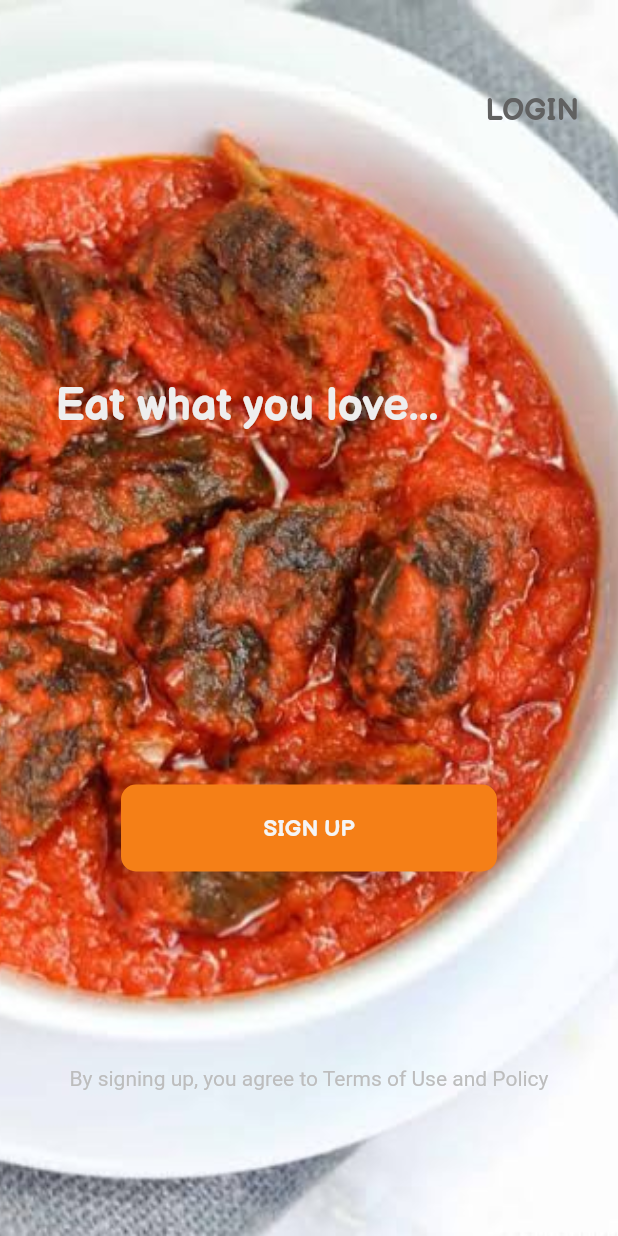
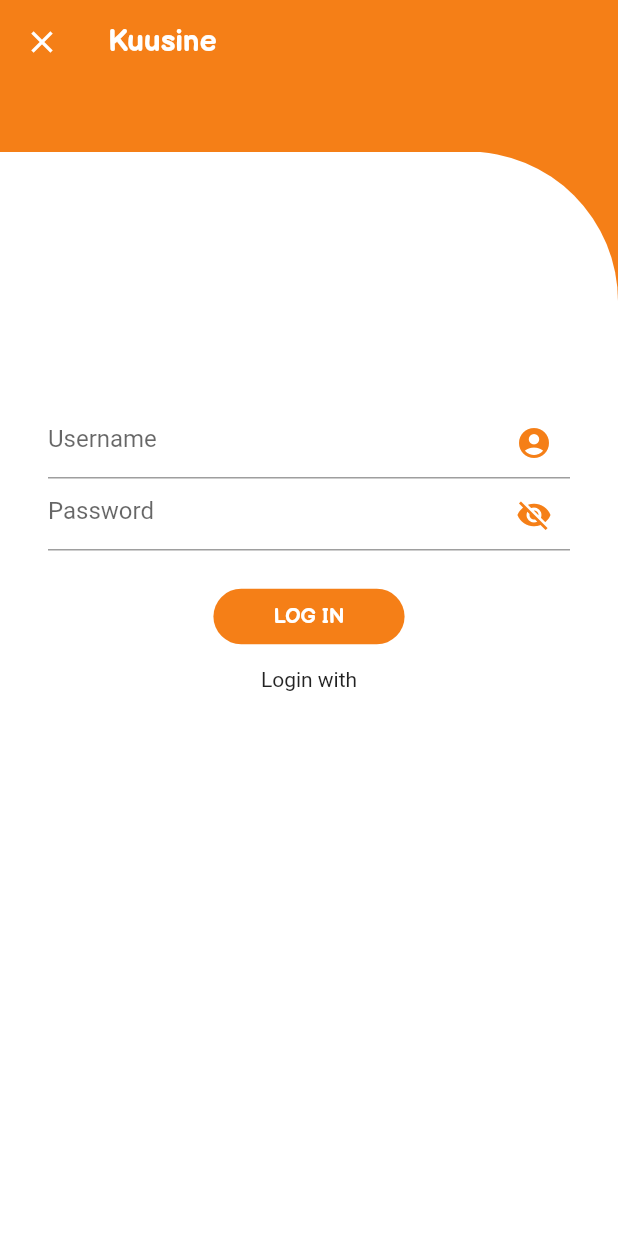
Before and after one commit to Princeigwe/flutter-restaurant-ui, a Flutter app: the SignUpWelcome screen opened directly, after a tap on "LOGIN", on a phone screen of 412 x 824 dp. Run offline on Flutter 3.47's test engine with Material 2 defaults, Android fonts, the phone set to English and light mode, and no system bars.

Commit message:
made changes to sign up and login pages

```diff
--- /dev/null
+++ b/lib/pages/login.dart
@@ -0,0 +1,134 @@
+import 'package:flutter/material.dart';
+
+class Login extends StatefulWidget {
+  @override
+  _LoginState createState() => _LoginState();
+}
+
+class _LoginState extends State<Login> {
+  final _formkey = GlobalKey<FormState>();
+
+  String _validateusername(String value) {
+    return value.isEmpty ? 'Username Required' : null;
+  }
+
+  String _validatepassword(String value) {
+    return value.isEmpty ? 'Password Required' : null;
+  }
+
+  void _submitOrder() {
+    if (_formkey.currentState.validate()) {
+      _formkey.currentState.save();
+      // _loginpage(context: context, fullScreenDialog: true);
+    }
+  }
+
+  bool _obscureText = true;
+
+  void _toggle() {
+    setState(() {
+      _obscureText = !_obscureText;
+    });
+  }
+
+  @override
+  Widget build(BuildContext context) {
+    return Scaffold(
+        appBar: AppBar(
+          backgroundColor: Colors.yellow.shade900,
+          iconTheme: IconThemeData(color: Colors.white),
+          title: Text(
+            'Kuusine',
+            style: TextStyle(color: Colors.white, fontFamily: 'BalsamiqSans'),
+          ),
+          elevation: 0.0,
+        ),
+        body: SafeArea(
+            child: Container(
+          decoration: BoxDecoration(color: Colors.yellow.shade900),
+          padding: EdgeInsets.fromLTRB(0.0, 45.0, 0.0, 0.0),
+          child: ListView(
+            children: [
+              Container(
+                height: MediaQuery.of(context).size.height,
+                //width: MediaQuery.of(context).size.width,
+                padding: EdgeInsets.fromLTRB(20.0, 150.0, 20.0, 0.0),
+                decoration: BoxDecoration(
+                    color: Colors.white,
+                    borderRadius: BorderRadius.only(
+                      topLeft: Radius.circular(0.0),
+                      topRight: Radius.circular(100.0),
+                    )),
+                child: Column(
+                  crossAxisAlignment: CrossAxisAlignment.center,
+                  children: [
+                    Padding(
+                      padding: EdgeInsets.all(10.0),
+                      child: Form(
+                          key: _formkey,
+                          child: Padding(
+                            padding: EdgeInsets.fromLTRB(2.0, 10.0, 2.0, 0.0),
+                            child: Column(
+                              children: [
+                                TextFormField(
+                                  //autofocus: true,
+                                  decoration: InputDecoration(
+                                      hintText: 'Username',
+                                      suffixIcon: Icon(
+                                        Icons.account_circle_sharp,
+                                        color: Colors.yellow.shade900,
+                                      )),
+                                  validator: (value) =>
+                                      _validateusername(value),
+                                  onSaved: (value) =>
+                                      Loginpass().username = value,
+                                ),
+                                TextFormField(
+                                  //autofocus: true,
+                                  obscureText: _obscureText,
+                                  decoration: InputDecoration(
+                                      hintText: 'Password',
+                                      suffixIcon: Icon(
+                                        Icons.visibility_off,
+                                        color: Colors.yellow.shade900,
+                                      )),
+                                  validator: (value) =>
+                                      _validatepassword(value),
+                                  onSaved: (value) =>
+                                      Loginpass().password = value,
+                                ),
+                                Padding(padding: EdgeInsets.all(10.0)),
+                                FlatButton(
+                                    shape: RoundedRectangleBorder(
+                                        borderRadius:
+                                            BorderRadius.circular(20.0)),
+                                    color: Colors.yellow.shade900,
+                                    onPressed: () => _submitOrder(),
+                                    padding: EdgeInsets.fromLTRB(
+                                        40.0, 10.0, 40.0, 10.0),
+                                    child: Text(
+                                      'LOG IN',
+                                      style: TextStyle(
+                                          color: Colors.white,
+                                          fontWeight: FontWeight.bold,
+                                          fontFamily: 'BalsamiqSans'),
+                                    ))
+                              ],
+                            ),
+                          )),
+                    ),
+                    Text('Login with'),
+                    Padding(padding: EdgeInsets.all(32.0)),
+                  ],
+                ),
+              ),
+            ],
+          ),
+        )));
+  }
+}
+
+class Loginpass {
+  String username;
+  String password;
+}
--- a/lib/pages/signup.dart
+++ b/lib/pages/signup.dart
@@ -1,4 +1,5 @@
 import 'package:flutter/material.dart';
+import 'package:rstaurant_ui_app/pages/login.dart';
 
 class SignUp extends StatefulWidget {
   @override
@@ -6,6 +7,13 @@
 }
 
 class _SignUpState extends State<SignUp> {
+  void _loginpage({BuildContext context, bool fullScreenDialog = false}) {
+    Navigator.push(
+        context,
+        MaterialPageRoute(
+            fullscreenDialog: fullScreenDialog, builder: (context) => Login()));
+  }
+
   final _formKey = GlobalKey<FormState>();
 
   String _validateemail(String value) {
@@ -27,6 +35,7 @@
   void _submitOrder() {
     if (_formKey.currentState.validate()) {
       _formKey.currentState.save();
+      _loginpage(context: context, fullScreenDialog: true);
     }
   }
 
@@ -53,11 +62,13 @@
         body: SafeArea(
             child: Container(
                 decoration: BoxDecoration(color: Colors.yellow.shade900),
-          //padding: EdgeInsets.fromLTRB(0.0, 0.0, 0.0, 0.0),
-          child: Container(
+                padding: EdgeInsets.fromLTRB(0.0, 45.0, 0.0, 0.0),
+                child: ListView(
+                  children: [
+                    Container(
                       height: MediaQuery.of(context).size.height,
                       width: MediaQuery.of(context).size.width,
-            padding: EdgeInsets.fromLTRB(20.0, 5.0, 20.0, 0.0),
+                      padding: EdgeInsets.fromLTRB(20.0, 150.0, 20.0, 0.0),
                       decoration: BoxDecoration(
                           color: Colors.white,
                           borderRadius: BorderRadius.only(
@@ -72,7 +83,8 @@
                             child: Form(
                                 key: _formKey,
                                 child: Padding(
-                        padding: EdgeInsets.fromLTRB(2.0, 10.0, 2.0, 0.0),
+                                  padding:
+                                      EdgeInsets.fromLTRB(2.0, 10.0, 2.0, 0.0),
                                   child: Column(
                                     children: [
                                       TextFormField(
@@ -83,8 +95,10 @@
                                               Icons.email_rounded,
                                               color: Colors.yellow.shade900,
                                             )),
-                              validator: (value) => _validateemail(value),
-                              onSaved: (value) => Signup().email = value,
+                                        validator: (value) =>
+                                            _validateemail(value),
+                                        onSaved: (value) =>
+                                            Signup().email = value,
                                       ),
                                       TextFormField(
                                         //autofocus: true,
@@ -94,8 +108,10 @@
                                               Icons.account_circle_sharp,
                                               color: Colors.yellow.shade900,
                                             )),
-                              validator: (value) => _validateemail(value),
-                              onSaved: (value) => Signup().email = value,
+                                        validator: (value) =>
+                                            _validateusername(value),
+                                        onSaved: (value) =>
+                                            Signup().username = value,
                                       ),
                                       TextFormField(
                                         //autofocus: true,
@@ -106,8 +122,10 @@
                                               Icons.visibility_off,
                                               color: Colors.yellow.shade900,
                                             )),
-                              validator: (value) => _validatepassword(value),
-                              onSaved: (value) => Signup().password = value,
+                                        validator: (value) =>
+                                            _validatepassword(value),
+                                        onSaved: (value) =>
+                                            Signup().password = value,
                                       ),
                                       TextFormField(
                                         //autofocus: true,
@@ -128,16 +146,18 @@
                                           onPressed: () => _toggle(),
                                           child: new Text(
                                             _obscureText ? "Show" : "Hide",
-                                  style: TextStyle(color: Colors.blueGrey),
+                                            style: TextStyle(
+                                                color: Colors.blueGrey),
                                           )),
                                       Padding(padding: EdgeInsets.all(0.0)),
                                       FlatButton(
                                           shape: RoundedRectangleBorder(
-                                    borderRadius: BorderRadius.circular(20.0)),
+                                              borderRadius:
+                                                  BorderRadius.circular(20.0)),
                                           color: Colors.yellow.shade900,
                                           onPressed: () => _submitOrder(),
-                                padding:
-                                    EdgeInsets.fromLTRB(40.0, 10.0, 40.0, 10.0),
+                                          padding: EdgeInsets.fromLTRB(
+                                              40.0, 10.0, 40.0, 10.0),
                                           child: Text(
                                             'SIGN UP',
                                             style: TextStyle(
@@ -152,7 +172,8 @@
                         ],
                       ),
                     ),
-        )));
+                  ],
+                ))));
   }
 }
 
--- a/lib/pages/signupwelcome.dart
+++ b/lib/pages/signupwelcome.dart
@@ -1,5 +1,6 @@
 import 'package:flutter/material.dart';
 import 'package:rstaurant_ui_app/pages/signup.dart';
+import 'package:rstaurant_ui_app/pages/login.dart';
 
 class SignUpWelcome extends StatefulWidget {
   @override
@@ -7,6 +8,14 @@
 }
 
 class _SignUpWelcomeState extends State<SignUpWelcome> {
+
+  void _loginpage({BuildContext context, bool fullScreenDialog = false}) {
+    Navigator.push(
+        context,
+        MaterialPageRoute(
+            fullscreenDialog: fullScreenDialog, builder: (context) => Login()));
+  }
+
   void _signup({BuildContext context, bool fullScreenDialog = false}) {
     Navigator.push(
       context,
@@ -17,7 +26,7 @@
     );
   }
 
-  void _login() {}
+
   @override
   Widget build(BuildContext context) {
     return Scaffold(
@@ -39,7 +48,10 @@
               Padding(
                 padding: EdgeInsets.fromLTRB(15.0, 50.0, 10.0, 3.0),
                 child: FlatButton(
-                  onPressed: () {},
+                  onPressed: () => _loginpage(
+                    context: context,
+                    fullScreenDialog: true
+                  ),
                   child: Text(
                     'LOGIN',
                     style: TextStyle(
```
Also changed, not shown: lib/pages/home.dart (+6 -4 lines). Lines whose indentation alone changed are shown as unchanged.
